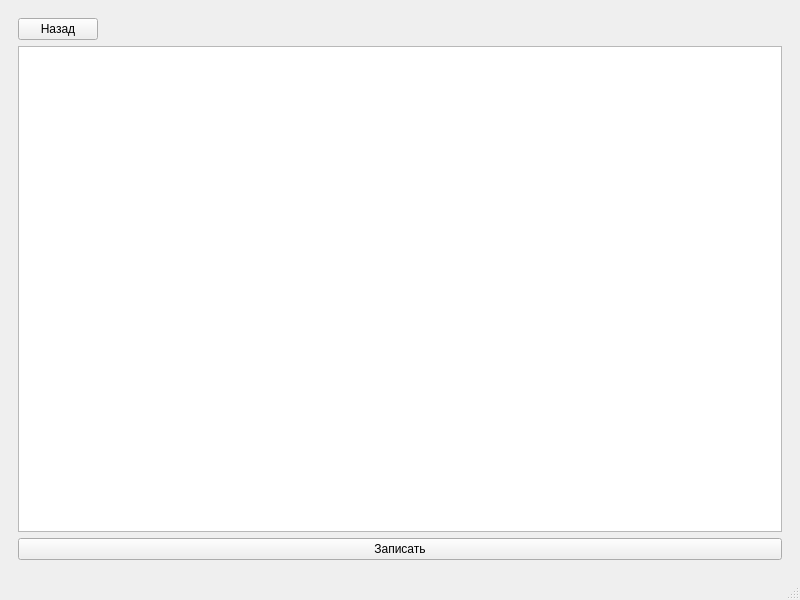
First picture: the form in mainwindow.ui, repository Ognys/qt-project, before the edit.
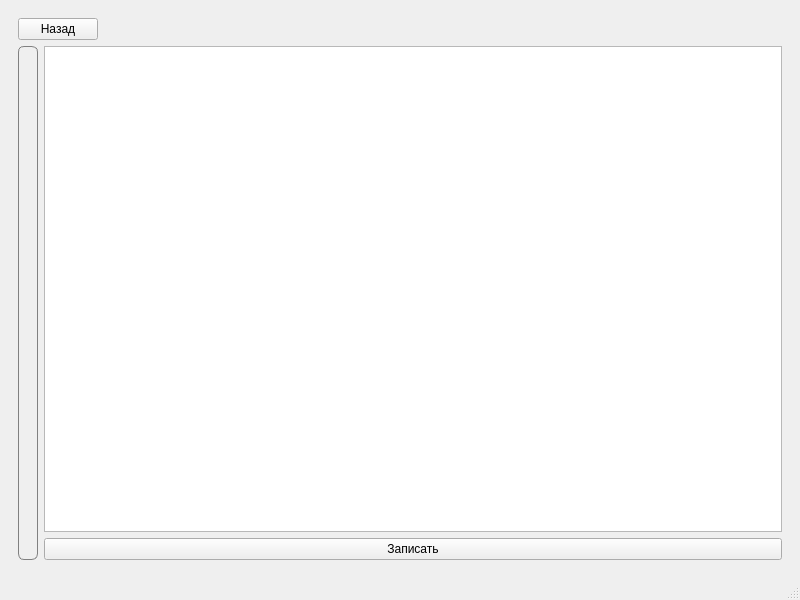
Second picture: the form after the edit. The open tabs and pages were chosen to show the change.

Commit message: feat: добавил стиль для окна заметок

The edit to the form file:
```diff
--- a/mainwindow.ui
+++ b/mainwindow.ui
@@ -61,7 +61,29 @@
         <item>
          <layout class="QHBoxLayout" name="horizontalLayout_2">
           <item>
-           <layout class="QVBoxLayout" name="verticalLayout_6"/>
+           <layout class="QVBoxLayout" name="verticalLayout_6">
+            <item>
+             <widget class="QFrame" name="notesFrame">
+              <property name="styleSheet">
+               <string notr="true">QFrame#notesFrame{
+	border: 1px solid gray;
+	border-radius: 6px;
+}</string>
+              </property>
+              <property name="frameShape">
+               <enum>QFrame::Shape::StyledPanel</enum>
+              </property>
+              <property name="frameShadow">
+               <enum>QFrame::Shadow::Raised</enum>
+              </property>
+              <layout class="QVBoxLayout" name="verticalLayout_10">
+               <item>
+                <layout class="QVBoxLayout" name="verticalLayout_9"/>
+               </item>
+              </layout>
+             </widget>
+            </item>
+           </layout>
           </item>
           <item>
            <layout class="QVBoxLayout" name="verticalLayout_5">
```
The commit also changes 1 other file.
